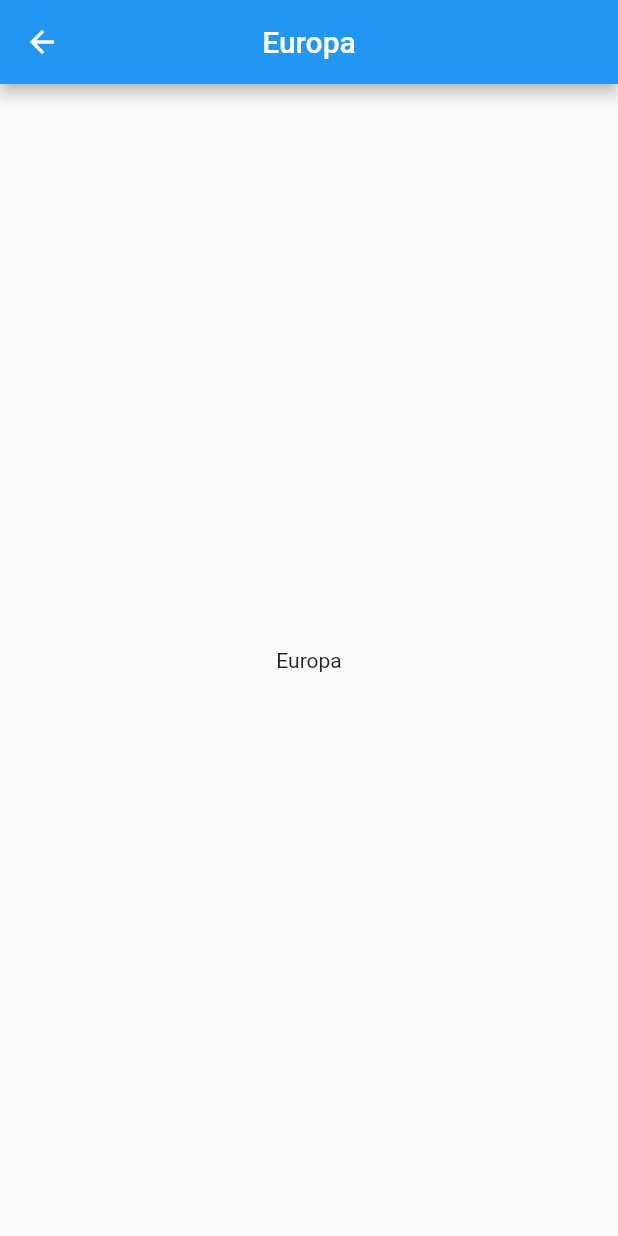
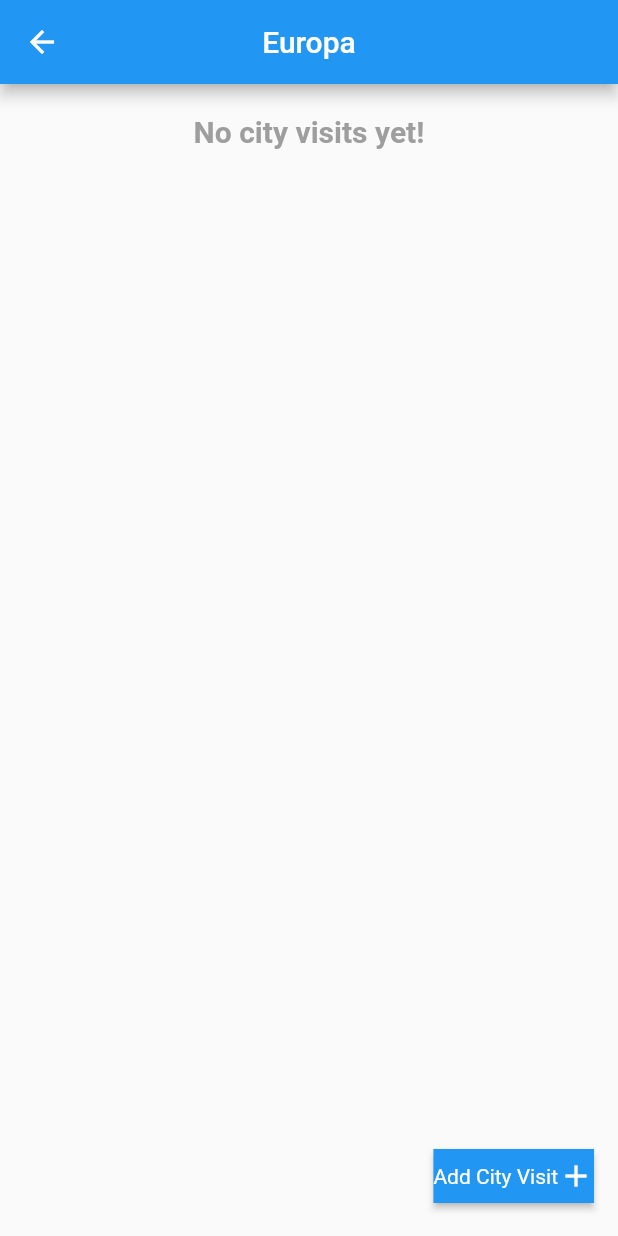
Before and after one commit to AgustinIzaguirre/trip-manager-app, a Flutter app: the screen it shows after launch, after a tap on "Europa", on a phone screen of 412 x 824 dp. Run offline on Flutter 3.47's test engine with Material 2 defaults, Android fonts, the phone set to English and light mode, and no system bars.

Commit message:
Refactor empty list widget and action button

```diff
--- a/lib/pages/home_page.dart
+++ b/lib/pages/home_page.dart
@@ -1,6 +1,8 @@
 import 'package:flutter/material.dart';
-import 'package:trip_manager/widgets/trip_list_item_widget.dart';
+import '../widgets/empty_list_widget.dart';
+import '../widgets/trip_list_item_widget.dart';
 import '../models/trip.dart';
+import '../widgets/add_elemen_button.dart';
 
 class HomePage extends StatefulWidget {
   const HomePage({super.key, required this.title});
@@ -43,27 +45,12 @@ class _HomePageState extends State<HomePage> {
       ),
       body: Center(
         child: ListView(
-          //crossAxisAlignment: CrossAxisAlignment.center,
           children: _getTripList(_trips),
         ),
       ),
-      floatingActionButton: Row(
-        mainAxisAlignment: MainAxisAlignment.end,
-        children: [
-          RawMaterialButton(
-            onPressed: () {},
-            fillColor: Theme.of(context).primaryColor,
-            child: Row(
-              children: [
-                Text("Add trip", style: TextStyle(color: Colors.white)),
-                const Icon(
-                  Icons.add,
-                  color: Colors.white,
-                ),
-              ],
-            ),
-          ),
-        ],
+      floatingActionButton: AddElementButton(
+        "Add Trip",
+        () {},
       ),
     );
   }
@@ -71,23 +58,7 @@ class _HomePageState extends State<HomePage> {
   List<Widget> _getTripList(List<Trip> trips) {
     if (trips.isEmpty) {
       return [
-        Container(
-          margin: EdgeInsets.all(10),
-          padding: EdgeInsets.all(10),
-          child: Row(
-            mainAxisAlignment: MainAxisAlignment.center,
-            crossAxisAlignment: CrossAxisAlignment.center,
-            children: [
-              Text(
-                "No trips yet!",
-                style: TextStyle(
-                    fontSize: 20,
-                    fontWeight: FontWeight.bold,
-                    color: Colors.grey),
-              ),
-            ],
-          ),
-        )
+        const EmptyListWidget("No trips yet!"),
       ];
     }
     return trips.map((trip) => TripListItem(trip)).toList();
--- a/lib/pages/trip_visit_page.dart
+++ b/lib/pages/trip_visit_page.dart
@@ -1,4 +1,7 @@
 import 'package:flutter/material.dart';
+import '../models/city_visit.dart';
+import '../widgets/add_elemen_button.dart';
+import '../widgets/empty_list_widget.dart';
 import '../models/trip.dart';
 
 class TripPage extends StatelessWidget {
@@ -13,8 +16,23 @@ class TripPage extends StatelessWidget {
         title: Text(trip.name),
       ),
       body: Center(
-        child: Text(trip.name),
+        child: ListView(
+          children: _getCitiVisitList(trip.cities),
+        ),
+      ),
+      floatingActionButton: AddElementButton(
+        "Add City Visit",
+        () {},
       ),
     );
   }
+
+  List<Widget> _getCitiVisitList(List<CityVisit> citiesVisit) {
+    if (citiesVisit.isEmpty) {
+      return [
+        const EmptyListWidget("No city visits yet!"),
+      ];
+    }
+    return citiesVisit.map((cityVisit) => Text("test")).toList();
+  }
 }
--- /dev/null
+++ b/lib/widgets/add_elemen_button.dart
@@ -0,0 +1,30 @@
+import 'package:flutter/material.dart';
+
+class AddElementButton extends StatelessWidget {
+  final String buttonText;
+  final Function handleFunction;
+
+  const AddElementButton(this.buttonText, this.handleFunction, {super.key});
+
+  @override
+  Widget build(BuildContext context) {
+    return Row(
+      mainAxisAlignment: MainAxisAlignment.end,
+      children: [
+        RawMaterialButton(
+          onPressed: () => handleFunction(),
+          fillColor: Theme.of(context).primaryColor,
+          child: Row(
+            children: [
+              Text(buttonText, style: TextStyle(color: Colors.white)),
+              const Icon(
+                Icons.add,
+                color: Colors.white,
+              ),
+            ],
+          ),
+        ),
+      ],
+    );
+  }
+}
--- /dev/null
+++ b/lib/widgets/empty_list_widget.dart
@@ -0,0 +1,26 @@
+import 'package:flutter/material.dart';
+
+class EmptyListWidget extends StatelessWidget {
+  final String message;
+
+  const EmptyListWidget(this.message, {super.key});
+
+  @override
+  Widget build(BuildContext context) {
+    return Container(
+      margin: const EdgeInsets.all(10),
+      padding: const EdgeInsets.all(10),
+      child: Row(
+        mainAxisAlignment: MainAxisAlignment.center,
+        crossAxisAlignment: CrossAxisAlignment.center,
+        children: [
+          Text(
+            message,
+            style: const TextStyle(
+                fontSize: 20, fontWeight: FontWeight.bold, color: Colors.grey),
+          ),
+        ],
+      ),
+    );
+  }
+}
```
